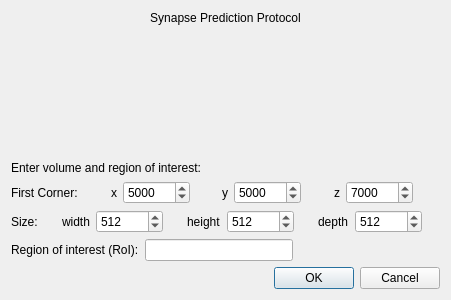
First picture: the form in neurolabi/gui/protocols/synapsepredictioninputdialog.ui, repository janelia-flyem/NeuTu, before the edit.
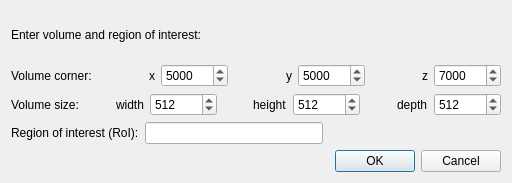
Second picture: the form after the edit.

Commit message: adjusted synapse prediction input dialog layout

Diff of the .ui file:
```diff
--- a/neurolabi/gui/protocols/synapsepredictioninputdialog.ui
+++ b/neurolabi/gui/protocols/synapsepredictioninputdialog.ui
@@ -6,37 +6,14 @@
    <rect>
     <x>0</x>
     <y>0</y>
-    <width>451</width>
-    <height>300</height>
+    <width>512</width>
+    <height>183</height>
    </rect>
   </property>
   <property name="windowTitle">
    <string>Synapse Prediction Protocol</string>
   </property>
   <layout class="QVBoxLayout" name="verticalLayout">
-   <item>
-    <widget class="QLabel" name="label">
-     <property name="text">
-      <string>Synapse Prediction Protocol</string>
-     </property>
-     <property name="alignment">
-      <set>Qt::AlignCenter</set>
-     </property>
-    </widget>
-   </item>
-   <item>
-    <spacer name="verticalSpacer">
-     <property name="orientation">
-      <enum>Qt::Vertical</enum>
-     </property>
-     <property name="sizeHint" stdset="0">
-      <size>
-       <width>20</width>
-       <height>40</height>
-      </size>
-     </property>
-    </spacer>
-   </item>
    <item>
     <widget class="QLabel" name="label_11">
      <property name="text">
@@ -49,7 +26,7 @@
      <item>
       <widget class="QLabel" name="label_9">
        <property name="text">
-        <string>First Corner:</string>
+        <string>Volume corner:</string>
        </property>
       </widget>
      </item>
@@ -146,19 +123,6 @@
        </property>
       </widget>
      </item>
-     <item>
-      <spacer name="horizontalSpacer_7">
-       <property name="orientation">
-        <enum>Qt::Horizontal</enum>
-       </property>
-       <property name="sizeHint" stdset="0">
-        <size>
-         <width>40</width>
-         <height>20</height>
-        </size>
-       </property>
-      </spacer>
-     </item>
     </layout>
    </item>
    <item>
@@ -166,7 +130,7 @@
      <item>
       <widget class="QLabel" name="label_10">
        <property name="text">
-        <string>Size:</string>
+        <string>Volume size:</string>
        </property>
       </widget>
      </item>
@@ -269,19 +233,6 @@
        </property>
       </widget>
      </item>
-     <item>
-      <spacer name="horizontalSpacer_8">
-       <property name="orientation">
-        <enum>Qt::Horizontal</enum>
-       </property>
-       <property name="sizeHint" stdset="0">
-        <size>
-         <width>40</width>
-         <height>20</height>
-        </size>
-       </property>
-      </spacer>
-     </item>
     </layout>
    </item>
    <item>
```
